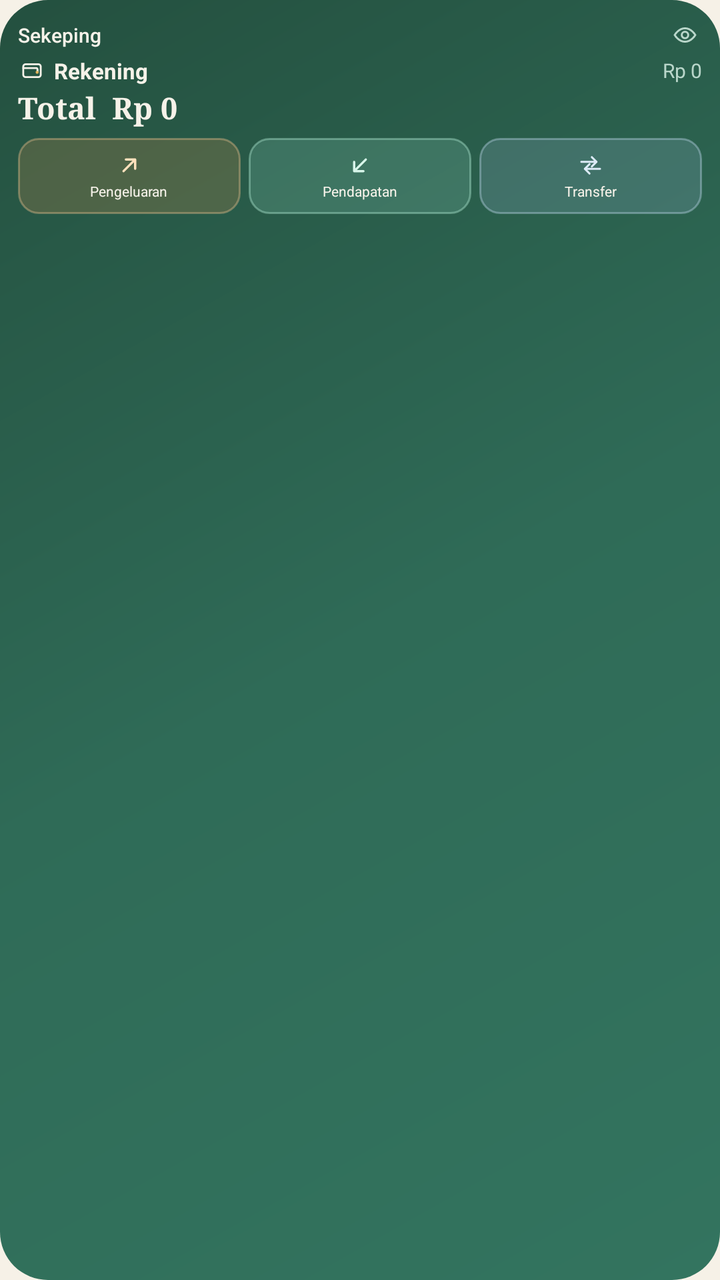
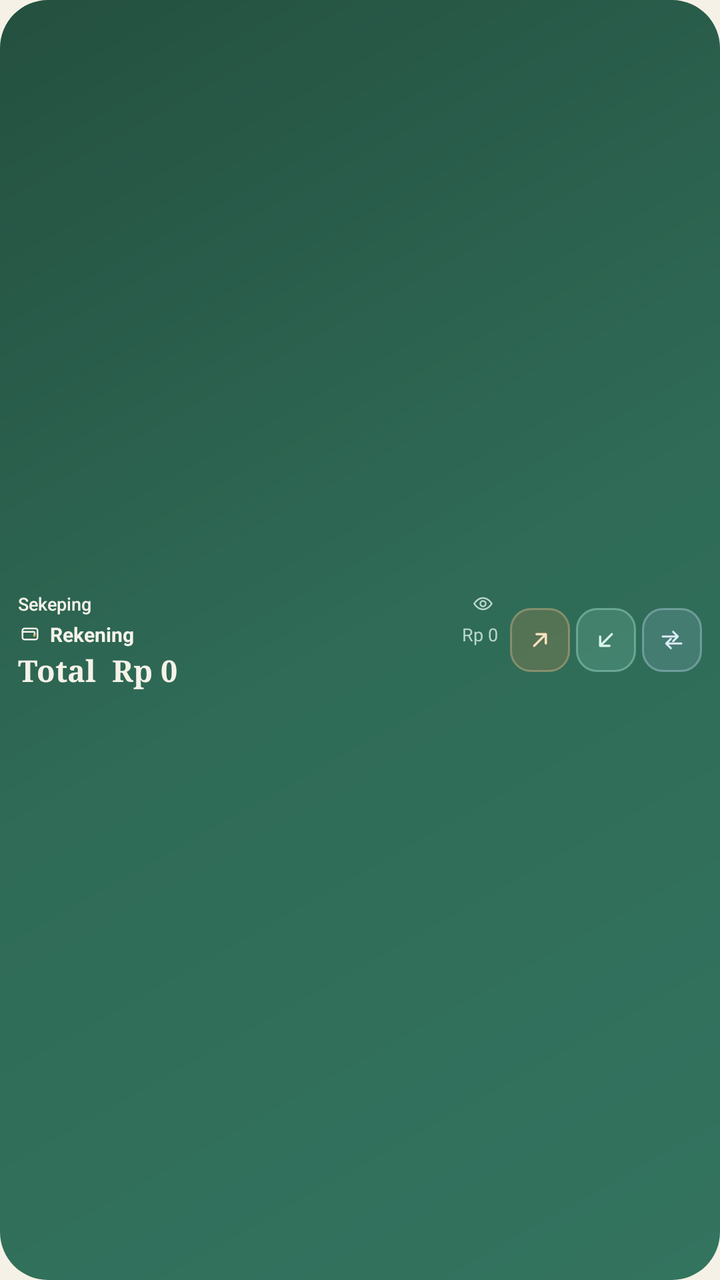

Screens rendered from an Android XML layout before and after an edit, with the pre-edit source and the edit as a unified diff.
<!-- AndroidManifest.xml: application theme Theme.Sekeping -->
<!-- res/layout/widget_sekeping_small.xml -->
<?xml version="1.0" encoding="utf-8"?>
<LinearLayout xmlns:android="http://schemas.android.com/apk/res/android"
    android:id="@+id/widget_root"
    android:layout_width="match_parent"
    android:layout_height="match_parent"
    android:background="@drawable/widget_bg"
    android:contentDescription="@string/widget_open"
    android:orientation="vertical"
    android:padding="9dp">

    <LinearLayout
        android:layout_width="match_parent"
        android:layout_height="wrap_content"
        android:gravity="center_vertical"
        android:orientation="horizontal">

        <TextView
            android:layout_width="wrap_content"
            android:layout_height="wrap_content"
            android:fontFamily="sans-serif-medium"
            android:text="@string/app_name"
            android:textColor="@color/widget_cream"
            android:textSize="10sp" />

        <View
            android:layout_width="0dp"
            android:layout_height="1dp"
            android:layout_weight="1" />

        <ImageView
            android:id="@+id/widget_eye"
            android:layout_width="17dp"
            android:layout_height="17dp"
            android:contentDescription="@string/widget_toggle_amounts"
            android:padding="2dp"
            android:src="@drawable/ic_eye"
            android:tint="@color/widget_muted" />
    </LinearLayout>

    <LinearLayout
        android:layout_width="match_parent"
        android:layout_height="wrap_content"
        android:layout_marginTop="2dp"
        android:gravity="center_vertical"
        android:orientation="horizontal">

        <ImageView
            android:id="@+id/widget_provider_icon"
            android:layout_width="14dp"
            android:layout_height="14dp"
            android:contentDescription="@string/widget_provider"
            android:src="@drawable/ic_wallet" />

        <TextView
            android:id="@+id/widget_provider"
            android:layout_width="0dp"
            android:layout_height="wrap_content"
            android:layout_marginStart="4dp"
            android:layout_weight="1"
            android:ellipsize="end"
            android:maxLines="1"
            android:text="@string/widget_provider"
            android:textColor="@color/widget_cream"
            android:textSize="11sp"
            android:textStyle="bold" />

        <TextView
            android:id="@+id/widget_provider_balance"
            android:layout_width="wrap_content"
            android:layout_height="wrap_content"
            android:layout_marginStart="6dp"
            android:ellipsize="end"
            android:maxLines="1"
            android:text="Rp 0"
            android:textColor="@color/widget_muted"
            android:textSize="10sp" />
    </LinearLayout>

    <TextView
        android:id="@+id/widget_total"
        android:layout_width="match_parent"
        android:layout_height="wrap_content"
        android:layout_marginTop="1dp"
        android:ellipsize="end"
        android:fontFamily="serif"
        android:maxLines="1"
        android:text="Total  Rp 0"
        android:textColor="@color/widget_cream"
        android:textSize="15sp"
        android:textStyle="bold" />

    <LinearLayout
        android:layout_width="match_parent"
        android:layout_height="38dp"
        android:layout_marginTop="5dp"
        android:orientation="horizontal">

        <LinearLayout
            android:id="@+id/widget_expense"
            android:layout_width="0dp"
            android:layout_height="match_parent"
            android:layout_marginEnd="4dp"
            android:layout_weight="1"
            android:background="@drawable/widget_btn_expense"
            android:clickable="true"
            android:contentDescription="@string/widget_expense"
            android:focusable="true"
            android:gravity="center"
            android:orientation="vertical">

            <ImageView
                android:layout_width="14dp"
                android:layout_height="14dp"
                android:contentDescription="@string/widget_expense"
                android:src="@drawable/ic_widget_expense"
                android:tint="@color/widget_icon_expense" />

            <TextView
                android:id="@+id/widget_expense_label"
                android:layout_width="wrap_content"
                android:layout_height="wrap_content"
                android:layout_marginTop="1dp"
                android:maxLines="1"
                android:text="@string/widget_expense"
                android:textColor="@color/widget_cream"
                android:textSize="7sp" />
        </LinearLayout>

        <LinearLayout
            android:id="@+id/widget_income"
            android:layout_width="0dp"
            android:layout_height="match_parent"
            android:layout_marginEnd="4dp"
            android:layout_weight="1"
            android:background="@drawable/widget_btn_income"
            android:clickable="true"
            android:contentDescription="@string/widget_income"
            android:focusable="true"
            android:gravity="center"
            android:orientation="vertical">

            <ImageView
                android:layout_width="14dp"
                android:layout_height="14dp"
                android:contentDescription="@string/widget_income"
                android:src="@drawable/ic_widget_income"
                android:tint="@color/widget_icon_income" />

            <TextView
                android:id="@+id/widget_income_label"
                android:layout_width="wrap_content"
                android:layout_height="wrap_content"
                android:layout_marginTop="1dp"
                android:maxLines="1"
                android:text="@string/widget_income"
                android:textColor="@color/widget_cream"
                android:textSize="7sp" />
        </LinearLayout>

        <LinearLayout
            android:id="@+id/widget_transfer"
            android:layout_width="0dp"
            android:layout_height="match_parent"
            android:layout_weight="1"
            android:background="@drawable/widget_btn_transfer"
            android:clickable="true"
            android:contentDescription="@string/widget_transfer"
            android:focusable="true"
            android:gravity="center"
            android:orientation="vertical">

            <ImageView
                android:layout_width="14dp"
                android:layout_height="14dp"
                android:contentDescription="@string/widget_transfer"
                android:src="@drawable/ic_widget_transfer"
                android:tint="@color/widget_icon_transfer" />

            <TextView
                android:id="@+id/widget_transfer_label"
                android:layout_width="wrap_content"
                android:layout_height="wrap_content"
                android:layout_marginTop="1dp"
                android:maxLines="1"
                android:text="@string/widget_transfer"
                android:textColor="@color/widget_cream"
                android:textSize="7sp" />
        </LinearLayout>
    </LinearLayout>
</LinearLayout>
<!-- resources referenced by this layout -->
<resources>
  <color name="widget_cream">#F6F2E9</color>
  <color name="widget_icon_expense">#FFE1BC</color>
  <color name="widget_icon_income">#D8F6EA</color>
  <color name="widget_icon_transfer">#DCEBF7</color>
  <color name="widget_muted">#B9D6CA</color>
  <!-- drawable ic_widget_expense (drawable) -->
  <?xml version="1.0" encoding="utf-8"?>
  <vector xmlns:android="http://schemas.android.com/apk/res/android"
      android:width="24dp"
      android:height="24dp"
      android:viewportWidth="24"
      android:viewportHeight="24">
      <path
          android:fillColor="#00000000"
          android:pathData="M7,17L17,7M9,7h8v8"
          android:strokeColor="#FFFFFFFF"
          android:strokeLineCap="round"
          android:strokeLineJoin="round"
          android:strokeWidth="1.9" />
  </vector>
  <!-- drawable widget_bg (drawable) -->
  <?xml version="1.0" encoding="utf-8"?>
  <shape xmlns:android="http://schemas.android.com/apk/res/android"
      android:shape="rectangle">
      <gradient
          android:angle="135"
          android:centerColor="@color/brand"
          android:endColor="@color/brand_dark"
          android:startColor="#33745F"
          android:type="linear" />
      <corners android:radius="24dp" />
  </shape>
  <!-- drawable widget_btn_expense (drawable) -->
  <?xml version="1.0" encoding="utf-8"?>
  <ripple xmlns:android="http://schemas.android.com/apk/res/android"
      android:color="#33FFFFFF">
      <item>
          <shape android:shape="rectangle">
              <solid android:color="#3DC98A4B" />
              <corners android:radius="10dp" />
              <stroke
                  android:width="1dp"
                  android:color="#66E8BE8C" />
          </shape>
      </item>
  </ripple>
  <!-- drawable widget_btn_income (drawable) -->
  <?xml version="1.0" encoding="utf-8"?>
  <ripple xmlns:android="http://schemas.android.com/apk/res/android"
      android:color="#33FFFFFF">
      <item>
          <shape android:shape="rectangle">
              <solid android:color="#338FD8C0" />
              <corners android:radius="10dp" />
              <stroke
                  android:width="1dp"
                  android:color="#66B4EED8" />
          </shape>
      </item>
  </ripple>
  <!-- drawable widget_btn_transfer (drawable) -->
  <?xml version="1.0" encoding="utf-8"?>
  <ripple xmlns:android="http://schemas.android.com/apk/res/android"
      android:color="#33FFFFFF">
      <item>
          <shape android:shape="rectangle">
              <solid android:color="#339DBBD4" />
              <corners android:radius="10dp" />
              <stroke
                  android:width="1dp"
                  android:color="#66BED7EC" />
          </shape>
      </item>
  </ripple>
  <string name="app_name">Sekeping</string>
  <string name="widget_expense">Pengeluaran</string>
  <string name="widget_income">Pendapatan</string>
  <string name="widget_open">Buka Sekeping</string>
  <string name="widget_provider">Rekening</string>
  <string name="widget_toggle_amounts">Sembunyikan atau tampilkan nominal</string>
  <string name="widget_transfer">Transfer</string>
  <style name="Theme.Sekeping" parent="Theme.AppCompat.DayNight.NoActionBar">
          <item name="colorPrimary">@color/brand</item>
          <item name="colorPrimaryDark">@color/paper</item>
          <item name="colorAccent">@color/accent</item>
          <item name="android:windowBackground">@color/paper</item>
          <item name="android:statusBarColor">@color/paper</item>
          <item name="android:navigationBarColor">@color/paper</item>
          <item name="android:windowLightStatusBar">true</item>
      </style>
  <color name="brand">#2F6B57</color>
  <color name="brand_dark">#24503F</color>
  <color name="paper">#F6F1E7</color>
  <color name="accent">#2F6B57</color>
  <!-- unchanged entries left out for length: 4 -->
</resources>

<!-- the commit's change to res/layout/widget_sekeping_small.xml (unified diff, before → after) -->
@@ -5,102 +5,110 @@
     android:layout_height="match_parent"
     android:background="@drawable/widget_bg"
     android:contentDescription="@string/widget_open"
-    android:orientation="vertical"
+    android:gravity="center_vertical"
+    android:orientation="horizontal"
     android:padding="9dp">
 
     <LinearLayout
-        android:layout_width="match_parent"
+        android:layout_width="0dp"
         android:layout_height="wrap_content"
-        android:gravity="center_vertical"
-        android:orientation="horizontal">
+        android:layout_weight="1"
+        android:orientation="vertical">
+
+        <LinearLayout
+            android:layout_width="match_parent"
+            android:layout_height="wrap_content"
+            android:gravity="center_vertical"
+            android:orientation="horizontal">
+
+            <TextView
+                android:layout_width="wrap_content"
+                android:layout_height="wrap_content"
+                android:fontFamily="sans-serif-medium"
+                android:text="@string/app_name"
+                android:textColor="@color/widget_cream"
+                android:textSize="9sp" />
+
+            <TextView
+                android:layout_width="0dp"
+                android:layout_height="1dp"
+                android:layout_weight="1" />
+
+            <ImageView
+                android:id="@+id/widget_eye"
+                android:layout_width="15dp"
+                android:layout_height="15dp"
+                android:contentDescription="@string/widget_toggle_amounts"
+                android:padding="2dp"
+                android:src="@drawable/ic_eye"
+                android:tint="@color/widget_muted" />
+        </LinearLayout>
+
+        <LinearLayout
+            android:layout_width="match_parent"
+            android:layout_height="wrap_content"
+            android:layout_marginTop="1dp"
+            android:gravity="center_vertical"
+            android:orientation="horizontal">
+
+            <ImageView
+                android:id="@+id/widget_provider_icon"
+                android:layout_width="12dp"
+                android:layout_height="12dp"
+                android:contentDescription="@string/widget_provider"
+                android:src="@drawable/ic_wallet" />
+
+            <TextView
+                android:id="@+id/widget_provider"
+                android:layout_width="0dp"
+                android:layout_height="wrap_content"
+                android:layout_marginStart="4dp"
+                android:layout_weight="1"
+                android:ellipsize="end"
+                android:maxLines="1"
+                android:text="@string/widget_provider"
+                android:textColor="@color/widget_cream"
+                android:textSize="10sp"
+                android:textStyle="bold" />
+
+            <TextView
+                android:id="@+id/widget_provider_balance"
+                android:layout_width="wrap_content"
+                android:layout_height="wrap_content"
+                android:layout_marginStart="4dp"
+                android:ellipsize="end"
+                android:maxLines="1"
+                android:text="Rp 0"
+                android:textColor="@color/widget_muted"
+                android:textSize="9sp" />
+        </LinearLayout>
 
         <TextView
-            android:layout_width="wrap_content"
+            android:id="@+id/widget_total"
+            android:layout_width="match_parent"
             android:layout_height="wrap_content"
-            android:fontFamily="sans-serif-medium"
-            android:text="@string/app_name"
+            android:layout_marginTop="1dp"
+            android:ellipsize="end"
+            android:fontFamily="serif"
+            android:maxLines="1"
+            android:text="Total  Rp 0"
             android:textColor="@color/widget_cream"
-            android:textSize="10sp" />
-
-        <View
-            android:layout_width="0dp"
-            android:layout_height="1dp"
-            android:layout_weight="1" />
-
-        <ImageView
-            android:id="@+id/widget_eye"
-            android:layout_width="17dp"
-            android:layout_height="17dp"
-            android:contentDescription="@string/widget_toggle_amounts"
-            android:padding="2dp"
-            android:src="@drawable/ic_eye"
-            android:tint="@color/widget_muted" />
+            android:textSize="15sp"
+            android:textStyle="bold" />
     </LinearLayout>
 
     <LinearLayout
-        android:layout_width="match_parent"
-        android:layout_height="wrap_content"
-        android:layout_marginTop="2dp"
+        android:layout_width="wrap_content"
+        android:layout_height="match_parent"
+        android:layout_marginStart="6dp"
         android:gravity="center_vertical"
-        android:orientation="horizontal">
-
-        <ImageView
-            android:id="@+id/widget_provider_icon"
-            android:layout_width="14dp"
-            android:layout_height="14dp"
-            android:contentDescription="@string/widget_provider"
-            android:src="@drawable/ic_wallet" />
-
-        <TextView
-            android:id="@+id/widget_provider"
-            android:layout_width="0dp"
-            android:layout_height="wrap_content"
-            android:layout_marginStart="4dp"
-            android:layout_weight="1"
-            android:ellipsize="end"
-            android:maxLines="1"
-            android:text="@string/widget_provider"
-            android:textColor="@color/widget_cream"
-            android:textSize="11sp"
-            android:textStyle="bold" />
-
-        <TextView
-            android:id="@+id/widget_provider_balance"
-            android:layout_width="wrap_content"
-            android:layout_height="wrap_content"
-            android:layout_marginStart="6dp"
-            android:ellipsize="end"
-            android:maxLines="1"
-            android:text="Rp 0"
-            android:textColor="@color/widget_muted"
-            android:textSize="10sp" />
-    </LinearLayout>
-
-    <TextView
-        android:id="@+id/widget_total"
-        android:layout_width="match_parent"
-        android:layout_height="wrap_content"
-        android:layout_marginTop="1dp"
-        android:ellipsize="end"
-        android:fontFamily="serif"
-        android:maxLines="1"
-        android:text="Total  Rp 0"
-        android:textColor="@color/widget_cream"
-        android:textSize="15sp"
-        android:textStyle="bold" />
-
-    <LinearLayout
-        android:layout_width="match_parent"
-        android:layout_height="38dp"
-        android:layout_marginTop="5dp"
         android:orientation="horizontal">
 
         <LinearLayout
             android:id="@+id/widget_expense"
-            android:layout_width="0dp"
-            android:layout_height="match_parent"
-            android:layout_marginEnd="4dp"
-            android:layout_weight="1"
+            android:layout_width="30dp"
+            android:layout_height="32dp"
+            android:layout_marginEnd="3dp"
             android:background="@drawable/widget_btn_expense"
             android:clickable="true"
             android:contentDescription="@string/widget_expense"
@@ -117,21 +125,16 @@
 
             <TextView
                 android:id="@+id/widget_expense_label"
-                android:layout_width="wrap_content"
-                android:layout_height="wrap_content"
-                android:layout_marginTop="1dp"
-                android:maxLines="1"
-                android:text="@string/widget_expense"
-                android:textColor="@color/widget_cream"
-                android:textSize="7sp" />
+                android:layout_width="0dp"
+                android:layout_height="0dp"
+                android:visibility="gone" />
         </LinearLayout>
 
         <LinearLayout
             android:id="@+id/widget_income"
-            android:layout_width="0dp"
-            android:layout_height="match_parent"
-            android:layout_marginEnd="4dp"
-            android:layout_weight="1"
+            android:layout_width="30dp"
+            android:layout_height="32dp"
+            android:layout_marginEnd="3dp"
             android:background="@drawable/widget_btn_income"
             android:clickable="true"
             android:contentDescription="@string/widget_income"
@@ -148,20 +151,15 @@
 
             <TextView
                 android:id="@+id/widget_income_label"
-                android:layout_width="wrap_content"
-                android:layout_height="wrap_content"
-                android:layout_marginTop="1dp"
-                android:maxLines="1"
-                android:text="@string/widget_income"
-                android:textColor="@color/widget_cream"
-                android:textSize="7sp" />
+                android:layout_width="0dp"
+                android:layout_height="0dp"
+                android:visibility="gone" />
         </LinearLayout>
 
         <LinearLayout
             android:id="@+id/widget_transfer"
-            android:layout_width="0dp"
-            android:layout_height="match_parent"
-            android:layout_weight="1"
+            android:layout_width="30dp"
+            android:layout_height="32dp"
             android:background="@drawable/widget_btn_transfer"
             android:clickable="true"
             android:contentDescription="@string/widget_transfer"
@@ -178,13 +176,9 @@
 
             <TextView
                 android:id="@+id/widget_transfer_label"
-                android:layout_width="wrap_content"
-                android:layout_height="wrap_content"
-                android:layout_marginTop="1dp"
-                android:maxLines="1"
-                android:text="@string/widget_transfer"
-                android:textColor="@color/widget_cream"
-                android:textSize="7sp" />
+                android:layout_width="0dp"
+                android:layout_height="0dp"
+                android:visibility="gone" />
         </LinearLayout>
     </LinearLayout>
 </LinearLayout>
